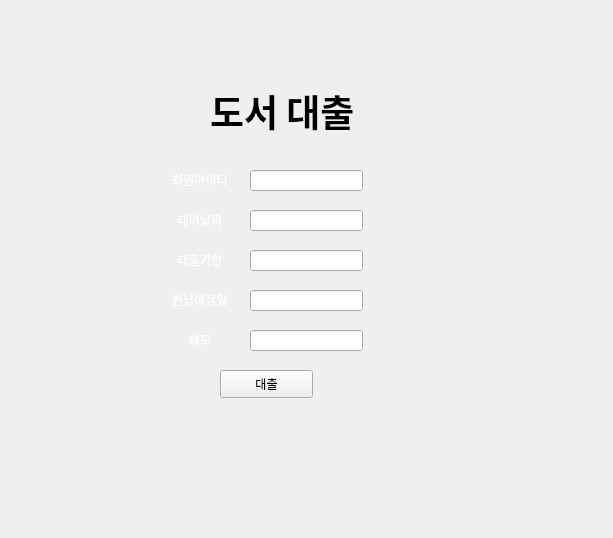
Qt form rental.ui (minhaeun/Database) before a commit.
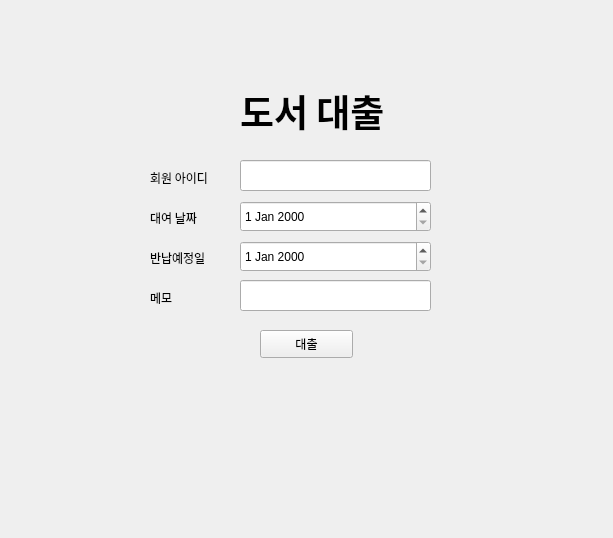
The same form after that commit. Icons and pictures are not drawn.

Patch:
```diff
--- a/rental.ui
+++ b/rental.ui
@@ -14,342 +14,12 @@
    <string>Form</string>
   </property>
   <property name="styleSheet">
-   <string notr="true">color: rgb(255,255,255);</string>
+   <string notr="true"/>
   </property>
-  <widget class="QLabel" name="label_3">
-   <property name="geometry">
-    <rect>
-     <x>160</x>
-     <y>170</y>
-     <width>80</width>
-     <height>20</height>
-    </rect>
-   </property>
-   <property name="font">
-    <font>
-     <family>나눔고딕</family>
-    </font>
-   </property>
-   <property name="text">
-    <string/>
-   </property>
-   <property name="pixmap">
-    <pixmap>image/title.png</pixmap>
-   </property>
-  </widget>
-  <widget class="QLabel" name="label_4">
-   <property name="geometry">
-    <rect>
-     <x>160</x>
-     <y>170</y>
-     <width>80</width>
-     <height>20</height>
-    </rect>
-   </property>
-   <property name="font">
-    <font>
-     <family>나눔고딕</family>
-    </font>
-   </property>
-   <property name="autoFillBackground">
-    <bool>false</bool>
-   </property>
-   <property name="text">
-    <string>회원아이디</string>
-   </property>
-   <property name="scaledContents">
-    <bool>false</bool>
-   </property>
-   <property name="alignment">
-    <set>Qt::AlignCenter</set>
-   </property>
-   <property name="wordWrap">
-    <bool>false</bool>
-   </property>
-  </widget>
-  <widget class="QLineEdit" name="lineEdit_2">
-   <property name="geometry">
-    <rect>
-     <x>250</x>
-     <y>170</y>
-     <width>113</width>
-     <height>21</height>
-    </rect>
-   </property>
-   <property name="font">
-    <font>
-     <family>나눔고딕</family>
-    </font>
-   </property>
-  </widget>
-  <widget class="QLabel" name="label_5">
-   <property name="geometry">
-    <rect>
-     <x>160</x>
-     <y>210</y>
-     <width>80</width>
-     <height>20</height>
-    </rect>
-   </property>
-   <property name="font">
-    <font>
-     <family>나눔고딕</family>
-    </font>
-   </property>
-   <property name="text">
-    <string/>
-   </property>
-   <property name="pixmap">
-    <pixmap>image/title.png</pixmap>
-   </property>
-  </widget>
-  <widget class="QLabel" name="label_6">
-   <property name="geometry">
-    <rect>
-     <x>160</x>
-     <y>210</y>
-     <width>80</width>
-     <height>20</height>
-    </rect>
-   </property>
-   <property name="font">
-    <font>
-     <family>나눔고딕</family>
-    </font>
-   </property>
-   <property name="autoFillBackground">
-    <bool>false</bool>
-   </property>
-   <property name="text">
-    <string>대여날짜</string>
-   </property>
-   <property name="scaledContents">
-    <bool>false</bool>
-   </property>
-   <property name="alignment">
-    <set>Qt::AlignCenter</set>
-   </property>
-   <property name="wordWrap">
-    <bool>false</bool>
-   </property>
-  </widget>
-  <widget class="QLineEdit" name="lineEdit_3">
-   <property name="geometry">
-    <rect>
-     <x>250</x>
-     <y>210</y>
-     <width>113</width>
-     <height>21</height>
-    </rect>
-   </property>
-   <property name="font">
-    <font>
-     <family>나눔고딕</family>
-    </font>
-   </property>
-  </widget>
-  <widget class="QLabel" name="label_7">
-   <property name="geometry">
-    <rect>
-     <x>160</x>
-     <y>250</y>
-     <width>80</width>
-     <height>20</height>
-    </rect>
-   </property>
-   <property name="font">
-    <font>
-     <family>나눔고딕</family>
-    </font>
-   </property>
-   <property name="text">
-    <string/>
-   </property>
-   <property name="pixmap">
-    <pixmap>image/title.png</pixmap>
-   </property>
-  </widget>
-  <widget class="QLabel" name="label_8">
-   <property name="geometry">
-    <rect>
-     <x>160</x>
-     <y>250</y>
-     <width>80</width>
-     <height>20</height>
-    </rect>
-   </property>
-   <property name="font">
-    <font>
-     <family>나눔고딕</family>
-    </font>
-   </property>
-   <property name="autoFillBackground">
-    <bool>false</bool>
-   </property>
-   <property name="text">
-    <string>대출기한</string>
-   </property>
-   <property name="scaledContents">
-    <bool>false</bool>
-   </property>
-   <property name="alignment">
-    <set>Qt::AlignCenter</set>
-   </property>
-   <property name="wordWrap">
-    <bool>false</bool>
-   </property>
-  </widget>
-  <widget class="QLineEdit" name="lineEdit_4">
-   <property name="geometry">
-    <rect>
-     <x>250</x>
-     <y>250</y>
-     <width>113</width>
-     <height>21</height>
-    </rect>
-   </property>
-   <property name="font">
-    <font>
-     <family>나눔고딕</family>
-    </font>
-   </property>
-  </widget>
-  <widget class="QLabel" name="label_9">
-   <property name="geometry">
-    <rect>
-     <x>160</x>
-     <y>290</y>
-     <width>80</width>
-     <height>20</height>
-    </rect>
-   </property>
-   <property name="font">
-    <font>
-     <family>나눔고딕</family>
-    </font>
-   </property>
-   <property name="text">
-    <string/>
-   </property>
-   <property name="pixmap">
-    <pixmap>image/title.png</pixmap>
-   </property>
-  </widget>
-  <widget class="QLabel" name="label_10">
-   <property name="geometry">
-    <rect>
-     <x>160</x>
-     <y>290</y>
-     <width>80</width>
-     <height>20</height>
-    </rect>
-   </property>
-   <property name="font">
-    <font>
-     <family>나눔고딕</family>
-    </font>
-   </property>
-   <property name="autoFillBackground">
-    <bool>false</bool>
-   </property>
-   <property name="text">
-    <string>반납예정일</string>
-   </property>
-   <property name="scaledContents">
-    <bool>false</bool>
-   </property>
-   <property name="alignment">
-    <set>Qt::AlignCenter</set>
-   </property>
-   <property name="wordWrap">
-    <bool>false</bool>
-   </property>
-  </widget>
-  <widget class="QLineEdit" name="lineEdit_5">
-   <property name="geometry">
-    <rect>
-     <x>250</x>
-     <y>290</y>
-     <width>113</width>
-     <height>21</height>
-    </rect>
-   </property>
-   <property name="font">
-    <font>
-     <family>나눔고딕</family>
-    </font>
-   </property>
-  </widget>
-  <widget class="QLabel" name="label_11">
-   <property name="geometry">
-    <rect>
-     <x>160</x>
-     <y>330</y>
-     <width>80</width>
-     <height>20</height>
-    </rect>
-   </property>
-   <property name="font">
-    <font>
-     <family>나눔고딕</family>
-    </font>
-   </property>
-   <property name="text">
-    <string/>
-   </property>
-   <property name="pixmap">
-    <pixmap>image/title.png</pixmap>
-   </property>
-  </widget>
-  <widget class="QLabel" name="label_12">
-   <property name="geometry">
-    <rect>
-     <x>160</x>
-     <y>330</y>
-     <width>80</width>
-     <height>20</height>
-    </rect>
-   </property>
-   <property name="font">
-    <font>
-     <family>나눔고딕</family>
-    </font>
-   </property>
-   <property name="autoFillBackground">
-    <bool>false</bool>
-   </property>
-   <property name="text">
-    <string>메모</string>
-   </property>
-   <property name="scaledContents">
-    <bool>false</bool>
-   </property>
-   <property name="alignment">
-    <set>Qt::AlignCenter</set>
-   </property>
-   <property name="wordWrap">
-    <bool>false</bool>
-   </property>
-  </widget>
-  <widget class="QLineEdit" name="lineEdit_6">
-   <property name="geometry">
-    <rect>
-     <x>250</x>
-     <y>330</y>
-     <width>113</width>
-     <height>21</height>
-    </rect>
-   </property>
-   <property name="font">
-    <font>
-     <family>나눔고딕</family>
-    </font>
-   </property>
-  </widget>
   <widget class="QLabel" name="label">
    <property name="geometry">
     <rect>
-     <x>210</x>
+     <x>240</x>
      <y>80</y>
      <width>241</width>
      <height>61</height>
@@ -395,8 +65,8 @@
   <widget class="QPushButton" name="pushButton">
    <property name="geometry">
     <rect>
-     <x>220</x>
-     <y>370</y>
+     <x>260</x>
+     <y>330</y>
      <width>93</width>
      <height>28</height>
     </rect>
@@ -408,6 +78,143 @@
     <string>대출</string>
    </property>
   </widget>
+  <widget class="QLineEdit" name="lineEdit">
+   <property name="geometry">
+    <rect>
+     <x>240</x>
+     <y>160</y>
+     <width>191</width>
+     <height>31</height>
+    </rect>
+   </property>
+   <property name="font">
+    <font>
+     <family>나눔고딕</family>
+    </font>
+   </property>
+  </widget>
+  <widget class="QLabel" name="label_userID">
+   <property name="geometry">
+    <rect>
+     <x>150</x>
+     <y>170</y>
+     <width>81</width>
+     <height>16</height>
+    </rect>
+   </property>
+   <property name="font">
+    <font>
+     <family>나눔고딕</family>
+    </font>
+   </property>
+   <property name="styleSheet">
+    <string notr="true">color: rgb(0, 0, 0);</string>
+   </property>
+   <property name="text">
+    <string>회원 아이디</string>
+   </property>
+  </widget>
+  <widget class="QLabel" name="label_rentalDate">
+   <property name="geometry">
+    <rect>
+     <x>150</x>
+     <y>210</y>
+     <width>81</width>
+     <height>16</height>
+    </rect>
+   </property>
+   <property name="font">
+    <font>
+     <family>나눔고딕</family>
+    </font>
+   </property>
+   <property name="styleSheet">
+    <string notr="true">color: rgb(0, 0, 0);</string>
+   </property>
+   <property name="text">
+    <string>대여 날짜</string>
+   </property>
+  </widget>
+  <widget class="QLabel" name="label_dueDate_2">
+   <property name="geometry">
+    <rect>
+     <x>150</x>
+     <y>250</y>
+     <width>81</width>
+     <height>16</height>
+    </rect>
+   </property>
+   <property name="font">
+    <font>
+     <family>나눔고딕</family>
+    </font>
+   </property>
+   <property name="styleSheet">
+    <string notr="true">color: rgb(0, 0, 0);</string>
+   </property>
+   <property name="text">
+    <string>반납예정일</string>
+   </property>
+  </widget>
+  <widget class="QLabel" name="label_memo">
+   <property name="geometry">
+    <rect>
+     <x>150</x>
+     <y>290</y>
+     <width>81</width>
+     <height>16</height>
+    </rect>
+   </property>
+   <property name="font">
+    <font>
+     <family>나눔고딕</family>
+    </font>
+   </property>
+   <property name="styleSheet">
+    <string notr="true">color: rgb(0, 0, 0);</string>
+   </property>
+   <property name="text">
+    <string>메모</string>
+   </property>
+  </widget>
+  <widget class="QLineEdit" name="lineEdit_5">
+   <property name="geometry">
+    <rect>
+     <x>240</x>
+     <y>280</y>
+     <width>191</width>
+     <height>31</height>
+    </rect>
+   </property>
+   <property name="font">
+    <font>
+     <family>나눔고딕</family>
+    </font>
+   </property>
+  </widget>
+  <widget class="QDateEdit" name="dateEdit_today">
+   <property name="geometry">
+    <rect>
+     <x>240</x>
+     <y>201</y>
+     <width>191</width>
+     <height>31</height>
+    </rect>
+   </property>
+   <property name="styleSheet">
+    <string notr="true">color: rgb(0, 0, 0);</string>
+   </property>
+  </widget>
+  <widget class="QDateEdit" name="dateEdit_duedate">
+   <property name="geometry">
+    <rect>
+     <x>240</x>
+     <y>241</y>
+     <width>191</width>
+     <height>31</height>
+    </rect>
+   </property>
+  </widget>
  </widget>
  <resources/>
  <connections/>
```
